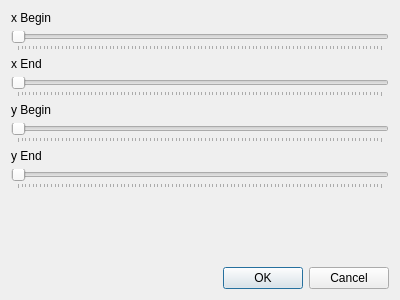
This is views/cropimage.ui in tmramalho/bigCellBrotherGUI as Qt 5 draws it before an edit. The edited form follows.
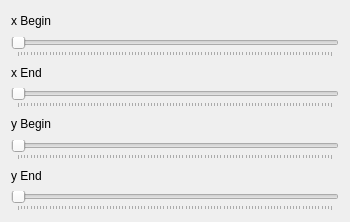
This is the edited form.

The edit to the form file:
```diff
--- a/views/cropimage.ui
+++ b/views/cropimage.ui
@@ -6,10 +6,16 @@
    <rect>
     <x>0</x>
     <y>0</y>
-    <width>400</width>
-    <height>300</height>
+    <width>350</width>
+    <height>222</height>
    </rect>
   </property>
+  <property name="sizePolicy">
+   <sizepolicy hsizetype="Fixed" vsizetype="Fixed">
+    <horstretch>0</horstretch>
+    <verstretch>0</verstretch>
+   </sizepolicy>
+  </property>
   <property name="windowTitle">
    <string>Dialog</string>
   </property>
@@ -84,31 +90,8 @@
        </property>
       </widget>
      </item>
-     <item>
-      <spacer name="verticalSpacer">
-       <property name="orientation">
-        <enum>Qt::Vertical</enum>
-       </property>
-       <property name="sizeHint" stdset="0">
-        <size>
-         <width>20</width>
-         <height>40</height>
-        </size>
-       </property>
-      </spacer>
-     </item>
     </layout>
    </item>
-   <item row="1" column="0">
-    <widget class="QDialogButtonBox" name="buttonBox">
-     <property name="orientation">
-      <enum>Qt::Horizontal</enum>
-     </property>
-     <property name="standardButtons">
-      <set>QDialogButtonBox::Cancel|QDialogButtonBox::Ok</set>
-     </property>
-    </widget>
-   </item>
   </layout>
  </widget>
  <resources/>
```
Left out of the diff: 35 changed lines with no effect on the pictures.
